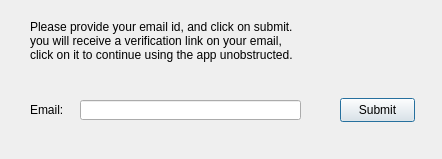
prabhav131/DesktopApp_Autoclicker, file email_dialog.ui: the form before one commit.
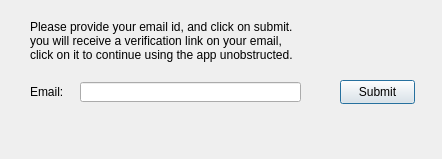
The form after the commit.

Commit message: added email check and re enter email option

Diff of the .ui file:
```diff
--- a/email_dialog.ui
+++ b/email_dialog.ui
@@ -17,7 +17,7 @@
    <property name="geometry">
     <rect>
      <x>340</x>
-     <y>98</y>
+     <y>80</y>
      <width>75</width>
      <height>24</height>
     </rect>
@@ -48,7 +48,7 @@
    <property name="geometry">
     <rect>
      <x>30</x>
-     <y>103</y>
+     <y>85</y>
      <width>47</width>
      <height>13</height>
     </rect>
@@ -61,7 +61,7 @@
    <property name="geometry">
     <rect>
      <x>80</x>
-     <y>100</y>
+     <y>82</y>
      <width>221</width>
      <height>20</height>
     </rect>
@@ -70,15 +70,22 @@
   <widget class="QLabel" name="label">
    <property name="geometry">
     <rect>
-     <x>40</x>
-     <y>130</y>
-     <width>331</width>
-     <height>20</height>
+     <x>30</x>
+     <y>119</y>
+     <width>401</width>
+     <height>31</height>
     </rect>
    </property>
+   <property name="styleSheet">
+    <string notr="true">color: rgb(141, 34, 8);
+</string>
+   </property>
    <property name="text">
     <string/>
    </property>
+   <property name="wordWrap">
+    <bool>true</bool>
+   </property>
   </widget>
  </widget>
  <resources/>
```
Left out of the diff: 2 changed lines with no effect on the pictures. The commit also changes 5 other files.
